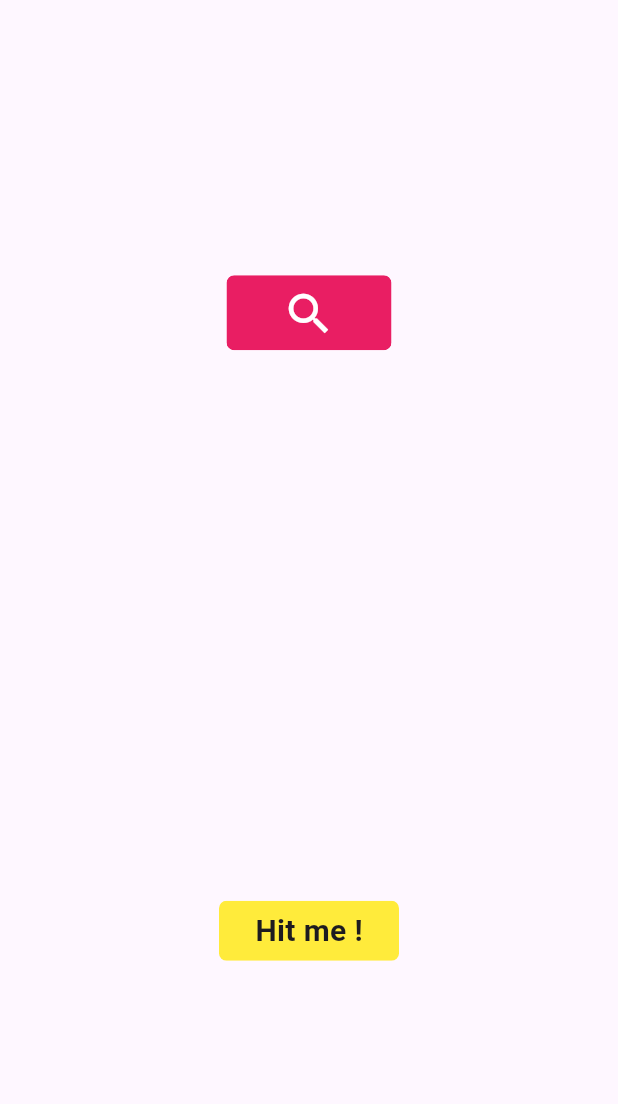
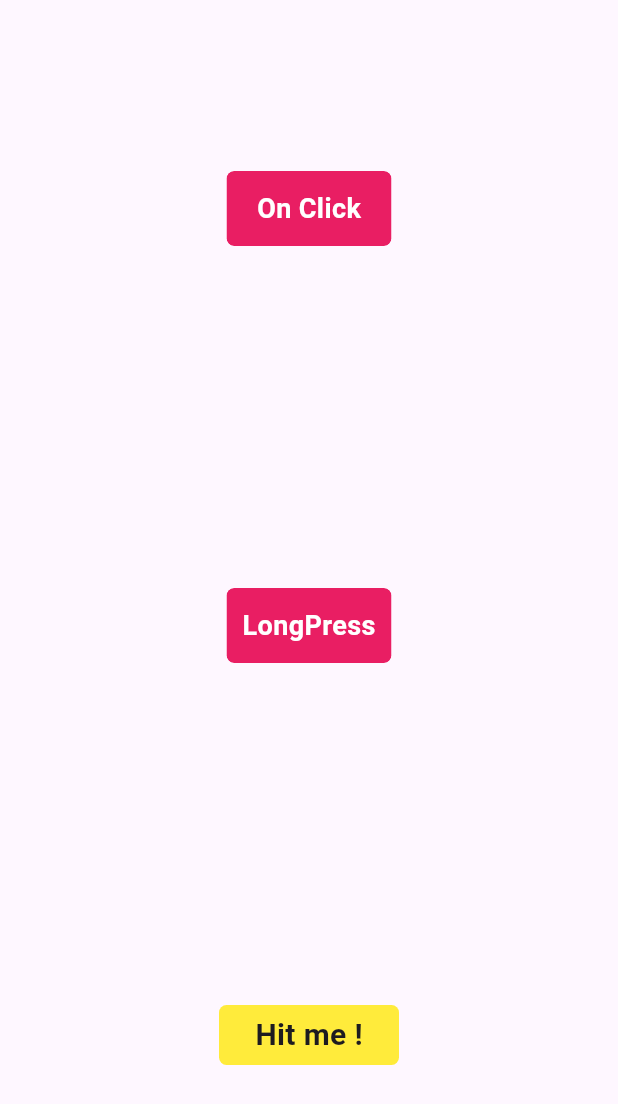
Before and after one commit to presswink/flutter_touch_ripple_effect, a Flutter app: the screen it shows after launch, after a tap on "Hit me !", on a phone screen of 412 x 824 dp. Shown: the top 1104 px of the screen. Run offline on Flutter 3.47's test engine with Material 3 defaults, Android fonts, the phone set to English and light mode, and no system bars.

Commit message:
onLongPress and shadow properties added

```diff
--- a/example/lib/main.dart
+++ b/example/lib/main.dart
@@ -26,7 +26,7 @@ class _MyAppState extends State<MyApp> {
           crossAxisAlignment: CrossAxisAlignment.center,
           textDirection: TextDirection.ltr,
           children: [
-            /// touch ripple effect implimented
+            // touch ripple effect implemented
 
             TouchRippleEffect(
                 borderRadius: _helloRadius,
@@ -40,17 +40,28 @@ class _MyAppState extends State<MyApp> {
                   alignment: Alignment.center,
                   decoration: BoxDecoration(
                       color: Colors.pink, borderRadius: _helloRadius),
-                  child: IconButton(
-                      iconSize: 24.0,
-                      icon: Icon(
-                        Icons.search,
-                        color: Colors.white,
-                        size: 36,
-                      ),
-                      onPressed: null),
+                  child: Text("On Click", style: TextStyle(fontSize: 18, fontWeight: FontWeight.bold, color: Colors.white),),
                 )),
 
-            /// touch Feedback effect implimented.
+            // longPress button
+
+            TouchRippleEffect(
+                borderRadius: _helloRadius,
+                rippleColor: Colors.white60,
+                onLongPress: () {
+                  print("adi !");
+                },
+                child: Container(
+                  width: 110,
+                  height: 50,
+                  alignment: Alignment.center,
+                  decoration: BoxDecoration(
+                      color: Colors.pink, borderRadius: _helloRadius),
+                  child: Text("LongPress", style: TextStyle(fontSize: 18, fontWeight: FontWeight.bold, color: Colors.white),),
+                )
+            ),
+
+            // touch Feedback effect implemented.
             TouchFeedback(
               onTap: () {
                 print(" I am Aditya");
--- a/lib/src/touch_feedback.dart
+++ b/lib/src/touch_feedback.dart
@@ -38,10 +38,10 @@ class _TouchFeedbackState extends State<TouchFeedback> {
   // private [_rippleWidget] global variable initialized
   Widget? _rippleWidget;
 
-  // user tap private [_dx]  x-axis global variable initalized
+  // user tap private [_dx]  x-axis global variable initialized
   double? _dx;
 
-  // user tap private [_dy]  y-axis global variable initalized
+  // user tap private [_dy]  y-axis global variable initialized
   double? _dy;
 
   double? _mWidth;
@@ -71,13 +71,13 @@ class _TouchFeedbackState extends State<TouchFeedback> {
         ),
       );
     });
-    milisecons();
+    milliseconds();
     // resetting axis after animation
     _dx = 0;
     _dy = 0;
   }
 
-  void milisecons() {
+  void milliseconds() {
     setState(() {
       for (double i = 0; _mWidth! > i; i++) {
         _animWidth = i;
--- a/lib/src/touch_ripple_effect.dart
+++ b/lib/src/touch_ripple_effect.dart
@@ -28,6 +28,12 @@ class TouchRippleEffect extends StatefulWidget {
   /// TouchRippleEffect widget height size [height]
   final double? height;
 
+  /// [shadow] will add shadow effect to the parent widget
+  final List<BoxShadow>? shadow;
+
+  /// [onLongPress] will handle widget long press touch
+  final void Function()? onLongPress;
+
   TouchRippleEffect({
     Key? key,
     this.child,
@@ -39,6 +45,8 @@ class TouchRippleEffect extends StatefulWidget {
     this.rippleColor,
     this.borderRadius,
     this.rippleDuration,
+    this.shadow,
+    this.onLongPress,
   }) : super(key: key);
 
   @override
@@ -53,14 +61,14 @@ class _TouchRippleEffectState extends State<TouchRippleEffect>
   // it will be set when user tap on widget
   Offset _tapOffset = Offset(0, 0);
 
-  // globalKey variable decleared
+  // globalKey variable declared
   GlobalKey _globalKey = GlobalKey();
 
-  // animation global variable decleared and
+  // animation global variable declared and
   // type cast is double
   Animation<double>? _anim;
 
-  // animation controller global variable decleared
+  // animation controller global variable declared
   late AnimationController _animationController;
 
   bool _isAnimationCompleted = true;
@@ -68,10 +76,7 @@ class _TouchRippleEffectState extends State<TouchRippleEffect>
   /// width of user child widget
   double _mWidth = 0;
 
-  // height of user child widget
-  double _mHeight = 0;
-
-  // tween animation global variable decleared and
+  // tween animation global variable declared and
   // type cast is double
   late Tween<double> _tweenAnim;
 
@@ -90,7 +95,7 @@ class _TouchRippleEffectState extends State<TouchRippleEffect>
         duration: widget.rippleDuration == null
             ? _defaultDuration
             : widget.rippleDuration);
-    // animation controller listener added or iitialized
+    // animation controller listener added or initialized
     _animationController.addListener(_update);
   }
 
@@ -111,7 +116,7 @@ class _TouchRippleEffectState extends State<TouchRippleEffect>
       setState(() {
         _animRadiusValue = 0;
       });
-      // stoping animation after completed
+      // stopping animation after completed
       _animationController.stop();
     }
   }
@@ -126,15 +131,9 @@ class _TouchRippleEffectState extends State<TouchRippleEffect>
   // animation initialize reset and start
   void _animate() {
     // [Tween] animation initialize to global variable
-    _tweenAnim = Tween(
-        begin: 0,
-        end: widget.width == null
-            ? _mWidth
-            : widget.width! * 2 + widget.height! == null
-                ? _mHeight
-                : widget.height! * 2);
+    _tweenAnim = Tween(begin: 0, end: widget.width ?? _mWidth);
 
-    // adding [_animationController] to [_tweenanim] to animate
+    // adding [_animationController] to [_tweenAnim] to animate
     _anim = _tweenAnim.animate(_animationController);
 
     // resetting [_animationController] before start
@@ -160,21 +159,19 @@ class _TouchRippleEffectState extends State<TouchRippleEffect>
 
     return GestureDetector(
       onTap: () {
+       if(widget.onLongPress == null){
          if (!widget.awaitAnimation) {
            widget.onTap!();
-          return;
-        }
-
+         }else {
            // delayed onTap till ripple effect
-        Future.delayed(
-            widget.rippleDuration == null
-                ? _defaultDuration
-                : widget.rippleDuration!, () {
+           Future.delayed(widget.rippleDuration ?? _defaultDuration, () {
                  widget.onTap!();
                });
+         }
+       }
       },
       onTapDown: (details) {
-        // getting tap [localPostion] of user
+        // getting tap [localPosition] of user
         var lp = details.localPosition;
         setState(() {
           /// setting [Offset] of user tap to [_tapOffset] global variable
@@ -187,11 +184,44 @@ class _TouchRippleEffectState extends State<TouchRippleEffect>
         // child widget [width] initialize to [_width] global variable
         _mWidth = size.width;
 
-        // child widget [height] initialize to [_height] global variable
-        _mHeight = size.height;
+        // starting animation
+        if(widget.onLongPress == null){
+          _animate();
+        }
 
+      },
+      onLongPressDown: (details){
+        var lp = details.localPosition;
+        setState(() {
+          /// setting [Offset] of user tap to [_tapOffset] global variable
+          _tapOffset = Offset(lp.dx, lp.dy);
+        });
+
+        // getting [size] of child widget
+        var size = _globalKey.currentContext!.size!;
+
+        // child widget [width] initialize to [_width] global variable
+        _mWidth = size.width;
+      },
+      onLongPressUp: (){
         // starting animation
+        if(widget.onTap == null){
           _animate();
+        }
+      },
+      onLongPress: (){
+        if(widget.onTap == null){
+          if (!widget.awaitAnimation) {
+            widget.onLongPress!();
+          }else {
+            // delayed onTap till ripple effect
+            Future.delayed(
+                widget.rippleDuration ?? _defaultDuration,
+                    () {
+                  widget.onLongPress!();
+                });
+          }
+        }
       },
       child: Container(
         width: widget.width,
@@ -201,12 +231,12 @@ class _TouchRippleEffectState extends State<TouchRippleEffect>
         key: _globalKey,
         clipBehavior: Clip.antiAlias,
         decoration: BoxDecoration(
-          // when color == null then color will be transpatent otherwise color will be backgroundColor
+          // when color == null then color will be transparent otherwise color will be backgroundColor
           color: widget.backgroundColor == null
               ? Colors.transparent
               : widget.backgroundColor,
 
-          // boderRadius of container if user passed
+          // borderRadius of container if user passed
           borderRadius: widget.borderRadius,
         ),
         child: Stack(
@@ -217,8 +247,8 @@ class _TouchRippleEffectState extends State<TouchRippleEffect>
             Opacity(
               opacity: 0.3,
               child: CustomPaint(
-                // ripplePainter is CustomPainer for circular ripple draw
-                painter: RipplePainer(
+                // ripplePainter is CustomPainter for circular ripple draw
+                painter: RipplePainter(
                     offset: _tapOffset,
                     circleRadius: _animRadiusValue,
                     fillColor: widget.rippleColor),
@@ -231,7 +261,7 @@ class _TouchRippleEffectState extends State<TouchRippleEffect>
   }
 }
 
-class RipplePainer extends CustomPainter {
+class RipplePainter extends CustomPainter {
   // user tap locations [Offset]
   final Offset? offset;
 
@@ -240,7 +270,7 @@ class RipplePainer extends CustomPainter {
 
   // fill color of ripple [fillColor]
   final Color? fillColor;
-  RipplePainer({this.offset, this.circleRadius, this.fillColor});
+  RipplePainter({this.offset, this.circleRadius, this.fillColor});
 
   @override
   void paint(Canvas canvas, Size size) {
--- a/pubspec.yaml
+++ b/pubspec.yaml
@@ -1,7 +1,7 @@
 name: touch_ripple_effect
 description: A new flutter package for any flutter widgets to add touch ripple effect and touch feedback effect.
-version: 2.4.0
-homepage: https://github.com/Adityapanther/flutter-touch-ripple-effect
+version: 2.5.0
+homepage: https://github.com/presswink/flutter_touch_ripple_effect
 
 environment:
   sdk: '>=2.17.0 <4.0.0'
```
Also changed, not shown: example/pubspec.lock, pubspec.lock, 2 other files. Lines whose indentation alone changed are shown as unchanged.
